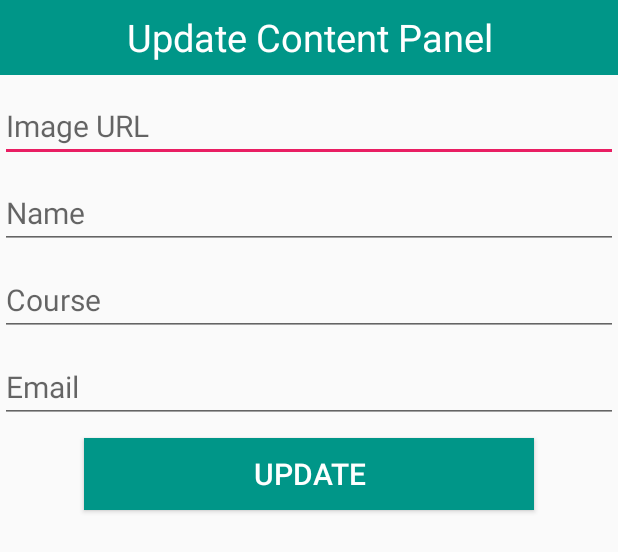
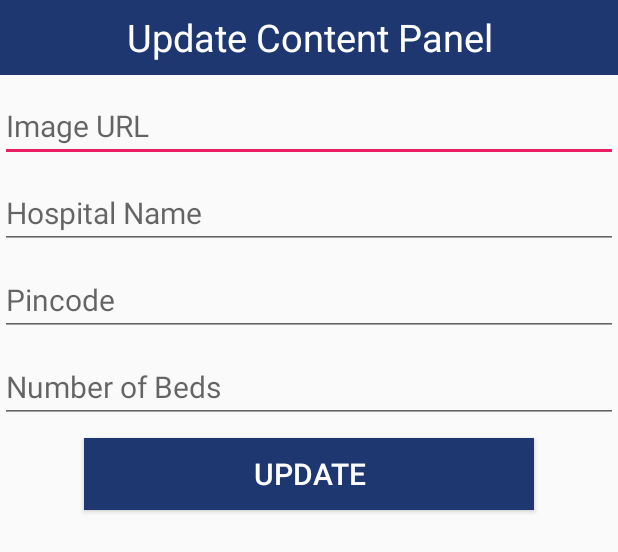
Before and after one commit to Rashid-iqba/demofirebasetorecycler, an Android app: the layout dialogcontent.xml on its own in the app's theme, with its tools: preview values and no code run, on a phone screen of 412 x 824 dp. Shown: the top 552 px of the screen. Run offline under Robolectric (Android 15) with nearby library versions, the phone set to English and light mode, and no system bars.

Commit message:
button color change  working

```diff
--- /dev/null
+++ b/app/src/main/res/drawable/ic_hospitalicon.xml
@@ -0,0 +1,5 @@
+<vector android:height="24dp" android:tint="#21CFAC"
+    android:viewportHeight="24" android:viewportWidth="24"
+    android:width="24dp" xmlns:android="http://schemas.android.com/apk/res/android">
+    <path android:fillColor="@android:color/white" android:pathData="M19,12h3L12,3L2,12h3v8h2v-2h10v2h2V12zM7.21,10h9.58L17,10.19V12H7v-1.81L7.21,10zM14.57,8H9.43L12,5.69L14.57,8zM7,16v-2h10v2H7z"/>
+</vector>
--- /dev/null
+++ b/app/src/main/res/drawable/ic_pincodeiconblue.xml
@@ -0,0 +1,5 @@
+<vector android:height="24dp" android:tint="#00025B"
+    android:viewportHeight="24" android:viewportWidth="24"
+    android:width="24dp" xmlns:android="http://schemas.android.com/apk/res/android">
+    <path android:fillColor="@android:color/white" android:pathData="M12,2C8.14,2 5,5.14 5,9c0,5.25 7,13 7,13s7,-7.75 7,-13c0,-3.86 -3.14,-7 -7,-7zM16,10h-3v3h-2v-3L8,10L8,8h3L11,5h2v3h3v2z"/>
+</vector>
--- a/app/src/main/res/layout/activity_adddata.xml
+++ b/app/src/main/res/layout/activity_adddata.xml
@@ -52,13 +52,17 @@
         android:layout_marginBottom="15dp"
         android:id="@+id/add_submit"
         android:textSize="20sp"
-        android:text="Add to Firebase"/>
+        android:textColor="#F4F4F4"
+        android:background="#1E3770"
+        android:text="Add to Database"/>
 
     <Button
         android:layout_width="wrap_content"
         android:layout_height="wrap_content"
         android:id="@+id/add_back"
         android:textSize="20sp"
+        android:background="#1E3770"
+        android:textColor="#F4F4F4"
         android:text="Back"/>
 
 
--- a/app/src/main/res/layout/dialogcontent.xml
+++ b/app/src/main/res/layout/dialogcontent.xml
@@ -10,7 +10,7 @@
         android:layout_width="match_parent"
         android:layout_height="50dp"
         android:text="Update Content Panel"
-        android:background="@color/colorPrimary"
+        android:background="#1E3770"
         android:textSize="25sp"
         android:gravity="center"
         android:textColor="#fff"/>
@@ -26,7 +26,7 @@
     <EditText
         android:layout_width="match_parent"
         android:layout_height="wrap_content"
-        android:hint="Name"
+        android:hint="Hospital Name"
         android:id="@+id/uname"
         android:layout_marginTop="10dp"
         android:textSize="20sp"/>
@@ -34,7 +34,7 @@
     <EditText
         android:layout_width="match_parent"
         android:layout_height="wrap_content"
-        android:hint="Course"
+        android:hint="Pincode"
         android:id="@+id/ucourse"
         android:layout_marginTop="10dp"
         android:textSize="20sp"/>
@@ -42,7 +42,7 @@
     <EditText
         android:layout_width="match_parent"
         android:layout_height="wrap_content"
-        android:hint="Email"
+        android:hint="Number of Beds"
         android:id="@+id/uemail"
         android:layout_marginTop="10dp"
         android:textSize="20sp"/>
@@ -52,7 +52,7 @@
         android:layout_height="wrap_content"
         android:text="Update"
         android:id="@+id/usubmit"
-        android:background="@color/colorPrimary"
+        android:background="#1E3770"
         android:textColor="#fff"
         android:layout_gravity="center"
         android:textSize="20sp"
```
Also changed, not shown: app/src/main/res/layout/singlerow.xml (+10 -7 lines).
